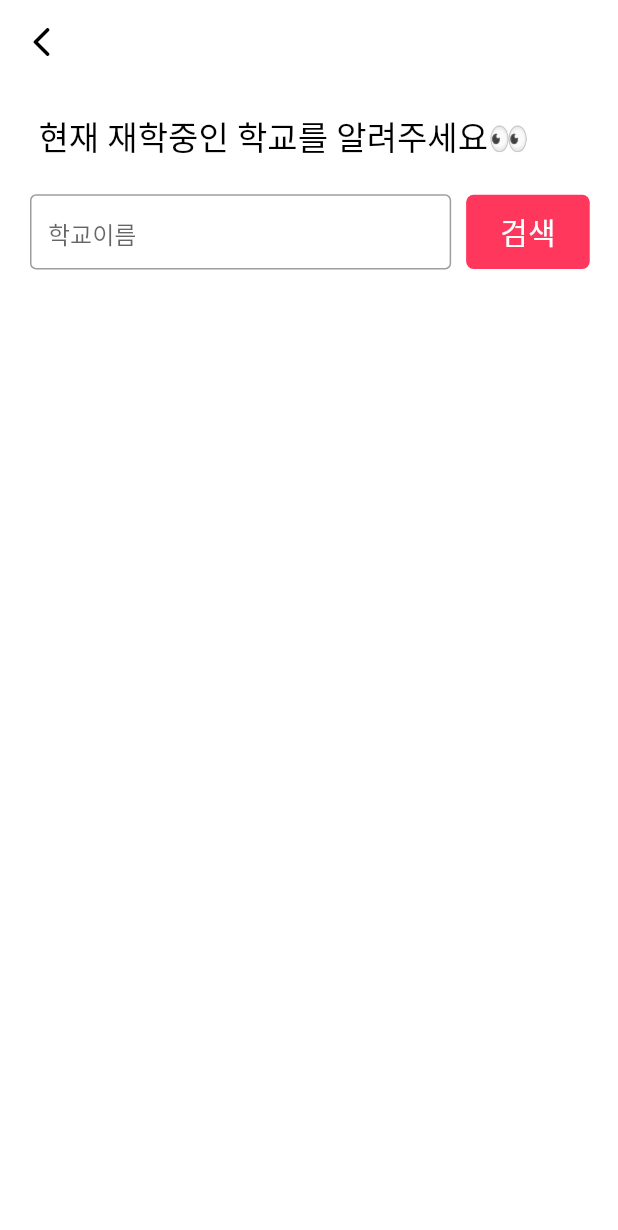
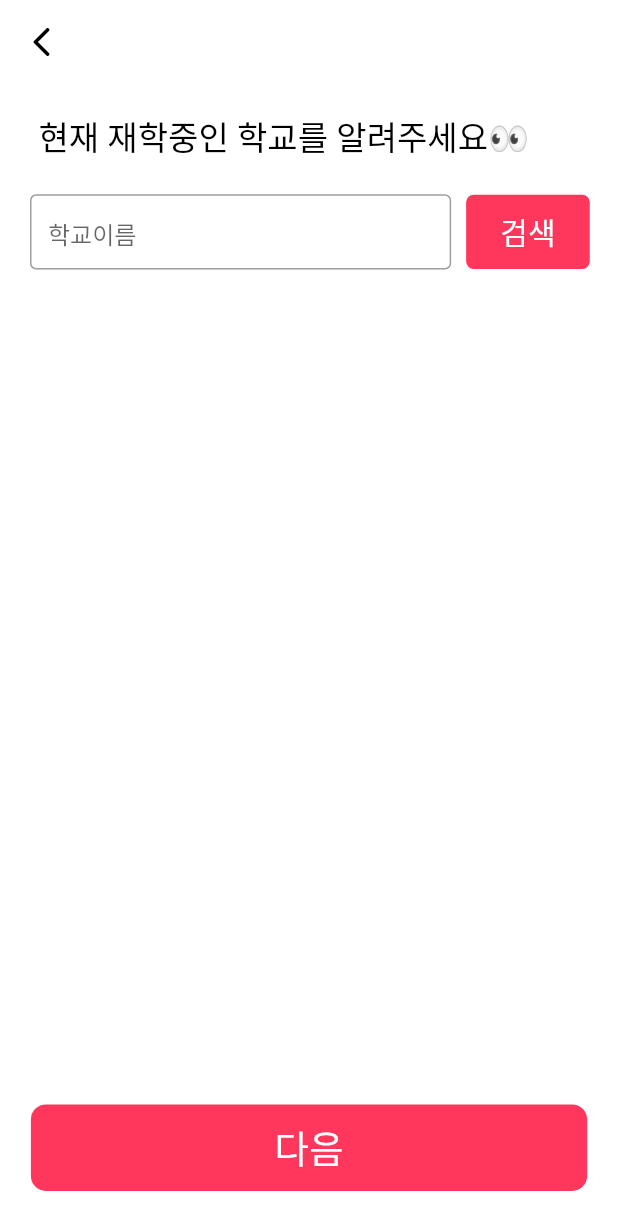
Before and after one commit to SeungtaeRyu/campusMeet_test, a Flutter app: the SettingUnivPage screen opened directly, on a phone screen of 412 x 824 dp. Shown: the top 1230 px of the screen. Run offline on Flutter 3.47's test engine with Material 2 defaults, Android fonts, the light colour scheme and no system bars; our stand-ins replace badges, blur, carousel_slider, dotted_border, form_field_validator, image_picker; missing offline and left inert: wc_form_validators.

Commit message:
학교메일넘기기

```diff
--- a/campus_meet_test/lib/screens/login/univ_setting_again.dart
+++ b/campus_meet_test/lib/screens/login/univ_setting_again.dart
@@ -7,7 +7,7 @@ import 'package:flutter/services.dart';
 import 'package:form_field_validator/form_field_validator.dart';
 import 'package:wc_form_validators/wc_form_validators.dart';
 import 'package:http/http.dart' as http;
-
+List select_univ = [];
 class SettingUnivPage extends StatefulWidget {
   @override
   State<StatefulWidget> createState() => new _State();
@@ -54,6 +54,8 @@ class _State extends State<SettingUnivPage> {
   Map map_univ = {};
   List search_univ_index_list = [];
   late int a_univ_index;
+
+
   @override
   Widget build(BuildContext context) {
     Color color = Color(0xffff375c);
@@ -200,34 +202,35 @@ class _State extends State<SettingUnivPage> {
                   ),
                 ),
               ),
-              //         color: Color(0xffff375c),
-              //         borderRadius: BorderRadius.circular(10)),
-              //     child: FlatButton(
-              //       onPressed: () async {
-              //         // print(select_univ);
-              //         List univEmail = select_univ[0].split('.');
-              //         print(univEmail); //학교 url중 학교 이름 들어간애만 잘라서 보내@
-              //         Navigator.of(context).pushNamed(
-              //             Routes.checkUnivEmailScreen,
-              //             arguments: {"univEmail": univEmail[1]});
-              //       },
-              //       child: Text(
-              //         '다음',
-              //         style: TextStyle(color: Colors.white, fontSize: 25),
-              //       ),
-              //     ),
-              //   ),
-              // ),
+              Container(
+                //다음 버튼
+                padding: EdgeInsets.only(bottom: 20),
+                child: Container(
+                  height: MediaQuery.of(context).size.width * 0.14,
+                  width: MediaQuery.of(context).size.width * 0.9,
+                  decoration: BoxDecoration(
+                      color: Color(0xffff375c),
+                      borderRadius: BorderRadius.circular(10)),
+                  child: FlatButton(
+                    onPressed: () async {
+                      // print(select_univ);
+                      List univEmail = select_univ[0].split('.');
+                      print(univEmail); //학교 url중 학교 이름 들어간애만 잘라서 보내@
+                      Navigator.of(context).pushNamed(
+                          Routes.checkUnivEmailScreen,
+                          arguments: {"univEmail": univEmail[1]});
+                    },
+                    child: Text(
+                      '다음',
+                      style: TextStyle(color: Colors.white, fontSize: 25),
+                    ),
+                  ),
+                ),
+              ),
             ]),
       ),
     );
-    // Container(
-    //   //다음 버튼
-    //   padding: EdgeInsets.only(bottom: 20),
-    //   child: Container(
-    //     height: MediaQuery.of(context).size.width * 0.14,
-    //     width: MediaQuery.of(context).size.width * 0.9,
-    //     decoration: BoxDecoration(
+
   }
 }
 
@@ -246,6 +249,7 @@ class SearchUnivResult extends StatefulWidget {
 }
 
 class _SearchUnivResultState extends State<SearchUnivResult> {
+  // List select_univ = [];
   @override
   Widget build(BuildContext context) {
     print('sdf');
@@ -261,10 +265,18 @@ class _SearchUnivResultState extends State<SearchUnivResult> {
                     children: [
                       TextButton(
                         onPressed: () {
+                          select_univ = [];
                           print('here');
-                          print(widget.universities[widget.search_univ_index_list[i]].id
+                          print(widget.universities[widget.search_univ_index_list[i]].id.toString());
+                          print(widget.universities[widget.search_univ_index_list[i]].domainAddress
                               .toString());
-                        },
+                          select_univ.add(widget.universities[widget.search_univ_index_list[i]].domainAddress);
+                          setState(() {
+                            select_univ=select_univ;
+                            // a_univ_index = map_univ['id'] ;
+                          });
+                          },
+
                         child: Column(
                           children: [
                             Text(
```
